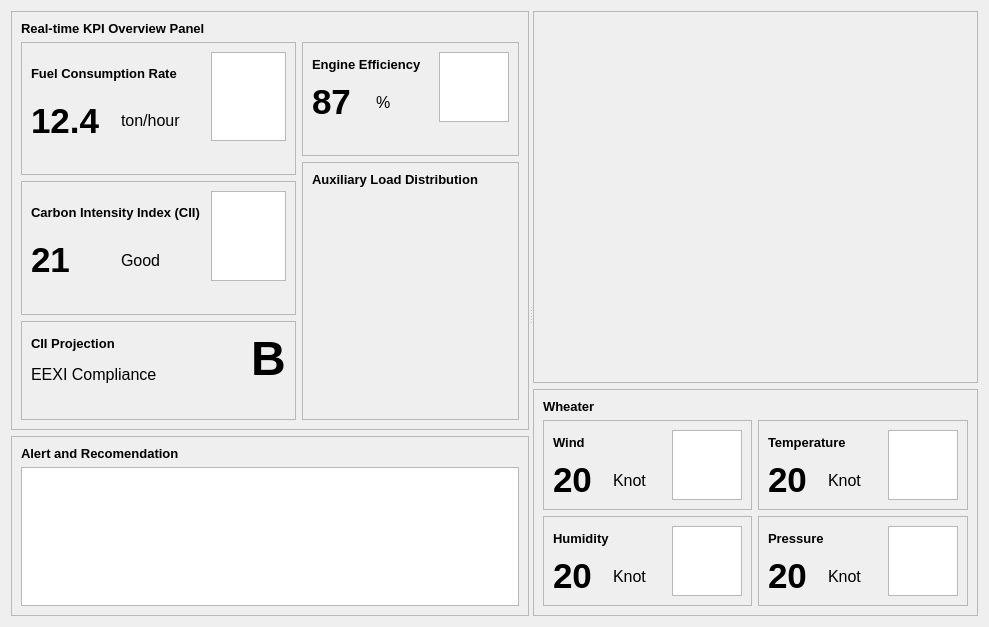
Before: the Qt Designer form src/ui/Pages/DashboardPage.ui in alviansm/S-Core, drawn with Qt 5.
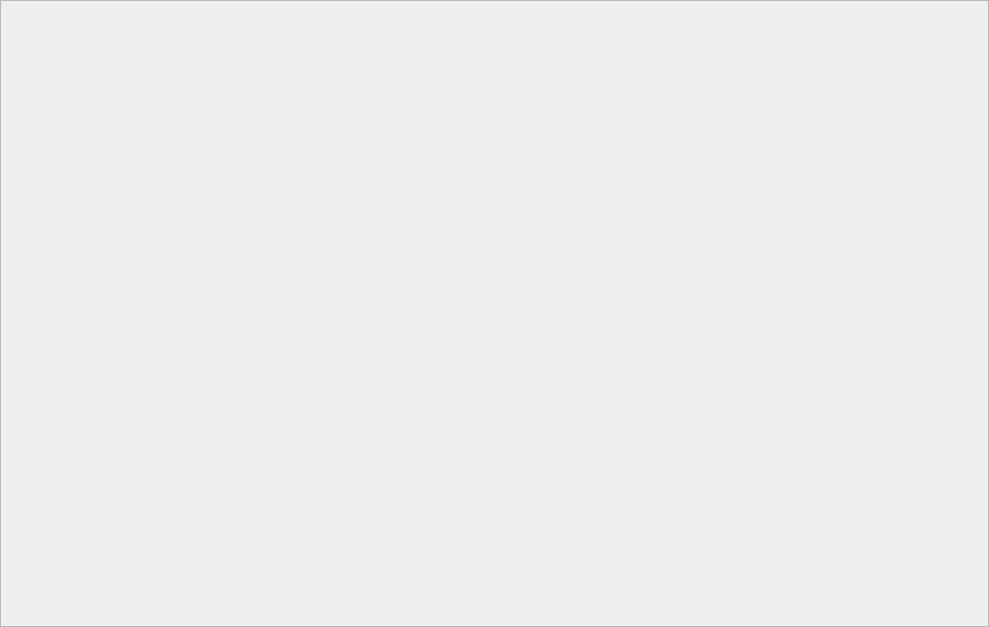
After: the same form once the commit is applied.

Patch:
```diff
--- a/src/ui/Pages/DashboardPage.ui
+++ b/src/ui/Pages/DashboardPage.ui
@@ -13,931 +13,56 @@
   <property name="windowTitle">
    <string>Form</string>
   </property>
-  <layout class="QVBoxLayout" name="verticalLayout_31">
+  <layout class="QVBoxLayout" name="verticalLayout">
+   <property name="spacing">
+    <number>0</number>
+   </property>
+   <property name="leftMargin">
+    <number>0</number>
+   </property>
+   <property name="topMargin">
+    <number>0</number>
+   </property>
+   <property name="rightMargin">
+    <number>0</number>
+   </property>
+   <property name="bottomMargin">
+    <number>0</number>
+   </property>
    <item>
-    <widget class="QSplitter" name="splitter">
-     <property name="orientation">
-      <enum>Qt::Orientation::Horizontal</enum>
+    <widget class="QFrame" name="frameMapWidget">
+     <property name="minimumSize">
+      <size>
+       <width>800</width>
+       <height>600</height>
+      </size>
      </property>
-     <widget class="QWidget" name="layoutWidget">
-      <layout class="QVBoxLayout" name="verticalLayout_29" stretch="7,3">
-       <item>
-        <widget class="QFrame" name="frame_9">
-         <property name="frameShape">
-          <enum>QFrame::Shape::StyledPanel</enum>
-         </property>
-         <property name="frameShadow">
-          <enum>QFrame::Shadow::Raised</enum>
-         </property>
-         <layout class="QVBoxLayout" name="verticalLayout_6">
-          <item>
-           <widget class="QLabel" name="label_18">
-            <property name="font">
-             <font>
-              <pointsize>10</pointsize>
-              <bold>true</bold>
-             </font>
-            </property>
-            <property name="text">
-             <string>Real-time KPI Overview Panel</string>
-            </property>
-           </widget>
-          </item>
-          <item>
-           <layout class="QHBoxLayout" name="horizontalLayout_2">
-            <item>
-             <layout class="QVBoxLayout" name="verticalLayout_2">
-              <item>
-               <widget class="QFrame" name="frame">
-                <property name="frameShape">
-                 <enum>QFrame::Shape::StyledPanel</enum>
-                </property>
-                <property name="frameShadow">
-                 <enum>QFrame::Shadow::Raised</enum>
-                </property>
-                <layout class="QVBoxLayout" name="verticalLayout_11">
-                 <item>
-                  <layout class="QHBoxLayout" name="horizontalLayout_5" stretch="7,3">
-                   <item>
-                    <layout class="QVBoxLayout" name="verticalLayout">
-                     <item>
-                      <widget class="QLabel" name="label">
-                       <property name="font">
-                        <font>
-                         <pointsize>10</pointsize>
-                         <bold>true</bold>
-                        </font>
-                       </property>
-                       <property name="text">
-                        <string>Fuel Consumption Rate</string>
-                       </property>
-                      </widget>
-                     </item>
-                     <item>
-                      <layout class="QHBoxLayout" name="horizontalLayout">
-                       <item>
-                        <widget class="QLabel" name="fuelConsumption">
-                         <property name="font">
-                          <font>
-                           <pointsize>26</pointsize>
-                           <bold>true</bold>
-                          </font>
-                         </property>
-                         <property name="text">
-                          <string>12.4</string>
-                         </property>
-                        </widget>
-                       </item>
-                       <item>
-                        <widget class="QLabel" name="label_3">
-                         <property name="font">
-                          <font>
-                           <pointsize>12</pointsize>
-                          </font>
-                         </property>
-                         <property name="text">
-                          <string>ton/hour</string>
-                         </property>
-                        </widget>
-                       </item>
-                      </layout>
-                     </item>
-                    </layout>
-                   </item>
-                   <item>
-                    <widget class="QGraphicsView" name="graphicsViewFuel"/>
-                   </item>
-                  </layout>
-                 </item>
-                 <item>
-                  <layout class="QVBoxLayout" name="verticalLayout_10">
-                   <item>
-                    <widget class="QSlider" name="horizontalSlider">
-                     <property name="styleSheet">
-                      <string notr="true">
-QSlider:horizontal {
-    height: 18px;
-    background: transparent;
-}
-
-QSlider::groove:horizontal {
-    height: 18px;
-    border-radius: 9px;
-    border: none;
-}
-
-QSlider::sub-page:horizontal {
-    background: qlineargradient(x1:0, y1:0, x2:1, y2:0,
-                               stop:0 #4CAF50, stop:1 #45a049);
-    border-radius: 9px;
-    height: 18px;
-    border: none;
-}
-
-QSlider::add-page:horizontal {
-    border-radius: 9px;
-    height: 18px;
-    border: none;
-}
-
-QSlider::handle:horizontal {
-    width: 0px;
-    height: 0px;
-    background: transparent;
-    border: none;
-    margin: 0px 0px;
-}
-
-QSlider:horizontal[value=&quot;0&quot;]::sub-page {
-    background: transparent;
-    border: none;
-}
-
-QSlider:horizontal[value=&quot;0&quot;]::add-page {
-    border-radius: 9px;
-    border: none;
-}</string>
-                     </property>
-                     <property name="value">
-                      <number>99</number>
-                     </property>
-                     <property name="orientation">
-                      <enum>Qt::Orientation::Horizontal</enum>
-                     </property>
-                    </widget>
-                   </item>
-                  </layout>
-                 </item>
-                </layout>
-               </widget>
-              </item>
-              <item>
-               <widget class="QFrame" name="frame_11">
-                <property name="frameShape">
-                 <enum>QFrame::Shape::StyledPanel</enum>
-                </property>
-                <property name="frameShadow">
-                 <enum>QFrame::Shadow::Raised</enum>
-                </property>
-                <layout class="QVBoxLayout" name="verticalLayout_15">
-                 <item>
-                  <layout class="QVBoxLayout" name="verticalLayout_16">
-                   <item>
-                    <layout class="QHBoxLayout" name="horizontalLayout_10" stretch="7,3">
-                     <item>
-                      <layout class="QVBoxLayout" name="verticalLayout_17">
-                       <item>
-                        <widget class="QLabel" name="label_22">
-                         <property name="font">
-                          <font>
-                           <pointsize>10</pointsize>
-                           <bold>true</bold>
-                          </font>
-                         </property>
-                         <property name="text">
-                          <string>Carbon Intensity Index (CII)</string>
-                         </property>
-                        </widget>
-                       </item>
-                       <item>
-                        <layout class="QHBoxLayout" name="horizontalLayout_11">
-                         <item>
-                          <widget class="QLabel" name="cii">
-                           <property name="font">
-                            <font>
-                             <pointsize>26</pointsize>
-                             <bold>true</bold>
-                            </font>
-                           </property>
-                           <property name="text">
-                            <string>21</string>
-                           </property>
-                          </widget>
-                         </item>
-                         <item>
-                          <widget class="QLabel" name="label_24">
-                           <property name="font">
-                            <font>
-                             <pointsize>12</pointsize>
-                            </font>
-                           </property>
-                           <property name="text">
-                            <string>Good</string>
-                           </property>
-                          </widget>
-                         </item>
-                        </layout>
-                       </item>
-                      </layout>
-                     </item>
-                     <item>
-                      <widget class="QGraphicsView" name="graphicsViewCII"/>
-                     </item>
-                    </layout>
-                   </item>
-                   <item>
-                    <widget class="QSlider" name="horizontalSlider_7">
-                     <property name="styleSheet">
-                      <string notr="true">
-QSlider:horizontal {
-    height: 18px;
-    background: transparent;
-}
-
-QSlider::groove:horizontal {
-    height: 18px;
-    border-radius: 9px;
-    border: none;
-}
-
-QSlider::sub-page:horizontal {
-    background: qlineargradient(x1:0, y1:0, x2:1, y2:0,
-                               stop:0 #4CAF50, stop:1 #45a049);
-    border-radius: 9px;
-    height: 18px;
-    border: none;
-}
-
-QSlider::add-page:horizontal {
-    border-radius: 9px;
-    height: 18px;
-    border: none;
-}
-
-QSlider::handle:horizontal {
-    width: 0px;
-    height: 0px;
-    background: transparent;
-    border: none;
-    margin: 0px 0px;
-}
-
-QSlider:horizontal[value=&quot;0&quot;]::sub-page {
-    background: transparent;
-    border: none;
-}
-
-QSlider:horizontal[value=&quot;0&quot;]::add-page {
-    border-radius: 9px;
-    border: none;
-}</string>
-                     </property>
-                     <property name="value">
-                      <number>99</number>
-                     </property>
-                     <property name="orientation">
-                      <enum>Qt::Orientation::Horizontal</enum>
-                     </property>
-                    </widget>
-                   </item>
-                  </layout>
-                 </item>
-                </layout>
-               </widget>
-              </item>
-              <item>
-               <widget class="QFrame" name="frame_12">
-                <property name="frameShape">
-                 <enum>QFrame::Shape::StyledPanel</enum>
-                </property>
-                <property name="frameShadow">
-                 <enum>QFrame::Shadow::Raised</enum>
-                </property>
-                <layout class="QVBoxLayout" name="verticalLayout_18">
-                 <item>
-                  <layout class="QVBoxLayout" name="verticalLayout_19">
-                   <item>
-                    <layout class="QHBoxLayout" name="horizontalLayout_12" stretch="7,0">
-                     <item>
-                      <layout class="QVBoxLayout" name="verticalLayout_20">
-                       <item>
-                        <widget class="QLabel" name="label_25">
-                         <property name="font">
-                          <font>
-                           <pointsize>10</pointsize>
-                           <bold>true</bold>
-                          </font>
-                         </property>
-                         <property name="text">
-                          <string>CII Projection</string>
-                         </property>
-                        </widget>
-                       </item>
-                       <item>
-                        <layout class="QHBoxLayout" name="horizontalLayout_13">
-                         <item>
-                          <widget class="QLabel" name="label_27">
-                           <property name="font">
-                            <font>
-                             <pointsize>12</pointsize>
-                            </font>
-                           </property>
-                           <property name="text">
-                            <string>EEXI Compliance</string>
-                           </property>
-                          </widget>
-                         </item>
-                        </layout>
-                       </item>
-                      </layout>
-                     </item>
-                     <item>
-                      <widget class="QLabel" name="ciiProjection">
-                       <property name="font">
-                        <font>
-                         <pointsize>36</pointsize>
-                         <bold>true</bold>
-                        </font>
-                       </property>
-                       <property name="text">
-                        <string>B</string>
-                       </property>
-                      </widget>
-                     </item>
-                    </layout>
-                   </item>
-                   <item>
-                    <widget class="QSlider" name="horizontalSlider_8">
-                     <property name="styleSheet">
-                      <string notr="true">
-QSlider:horizontal {
-    height: 18px;
-    background: transparent;
-}
-
-QSlider::groove:horizontal {
-    height: 18px;
-    border-radius: 9px;
-    border: none;
-}
-
-QSlider::sub-page:horizontal {
-    background: qlineargradient(x1:0, y1:0, x2:1, y2:0,
-                               stop:0 #4CAF50, stop:1 #45a049);
-    border-radius: 9px;
-    height: 18px;
-    border: none;
-}
-
-QSlider::add-page:horizontal {
-    border-radius: 9px;
-    height: 18px;
-    border: none;
-}
-
-QSlider::handle:horizontal {
-    width: 0px;
-    height: 0px;
-    background: transparent;
-    border: none;
-    margin: 0px 0px;
-}
-
-QSlider:horizontal[value=&quot;0&quot;]::sub-page {
-    background: transparent;
-    border: none;
-}
-
-QSlider:horizontal[value=&quot;0&quot;]::add-page {
-    border-radius: 9px;
-    border: none;
-}</string>
-                     </property>
-                     <property name="value">
-                      <number>99</number>
-                     </property>
-                     <property name="orientation">
-                      <enum>Qt::Orientation::Horizontal</enum>
-                     </property>
-                    </widget>
-                   </item>
-                  </layout>
-                 </item>
-                </layout>
-               </widget>
-              </item>
-              <item>
-               <spacer name="verticalSpacer">
-                <property name="orientation">
-                 <enum>Qt::Orientation::Vertical</enum>
-                </property>
-                <property name="sizeHint" stdset="0">
-                 <size>
-                  <width>20</width>
-                  <height>40</height>
-                 </size>
-                </property>
-               </spacer>
-              </item>
-             </layout>
-            </item>
-            <item>
-             <layout class="QVBoxLayout" name="verticalLayout_4" stretch="3,7">
-              <item>
-               <widget class="QFrame" name="frame_10">
-                <property name="frameShape">
-                 <enum>QFrame::Shape::StyledPanel</enum>
-                </property>
-                <property name="frameShadow">
-                 <enum>QFrame::Shadow::Raised</enum>
-                </property>
-                <layout class="QVBoxLayout" name="verticalLayout_12">
-                 <item>
-                  <layout class="QVBoxLayout" name="verticalLayout_13">
-                   <item>
-                    <layout class="QHBoxLayout" name="horizontalLayout_7" stretch="7,3">
-                     <item>
-                      <layout class="QVBoxLayout" name="verticalLayout_14">
-                       <item>
-                        <widget class="QLabel" name="label_19">
-                         <property name="font">
-                          <font>
-                           <pointsize>10</pointsize>
-                           <bold>true</bold>
-                          </font>
-                         </property>
-                         <property name="text">
-                          <string>Engine Efficiency</string>
-                         </property>
-                        </widget>
-                       </item>
-                       <item>
-                        <layout class="QHBoxLayout" name="horizontalLayout_9">
-                         <item>
-                          <widget class="QLabel" name="engineEfficiencyPercentage">
-                           <property name="font">
-                            <font>
-                             <pointsize>26</pointsize>
-                             <bold>true</bold>
-                            </font>
-                           </property>
-                           <property name="text">
-                            <string>87</string>
-                           </property>
-                          </widget>
-                         </item>
-                         <item>
-                          <widget class="QLabel" name="label_21">
-                           <property name="font">
-                            <font>
-                             <pointsize>12</pointsize>
-                            </font>
-                           </property>
-                           <property name="text">
-                            <string>%</string>
-                           </property>
-                          </widget>
-                         </item>
-                        </layout>
-                       </item>
-                      </layout>
-                     </item>
-                     <item>
-                      <widget class="QGraphicsView" name="graphicsViewEngine"/>
-                     </item>
-                    </layout>
-                   </item>
-                   <item>
-                    <widget class="QSlider" name="horizontalSlider_6">
-                     <property name="styleSheet">
-                      <string notr="true">
-QSlider:horizontal {
-    height: 18px;
-    background: transparent;
-}
-
-QSlider::groove:horizontal {
-    height: 18px;
-    border-radius: 9px;
-    border: none;
-}
-
-QSlider::sub-page:horizontal {
-    background: qlineargradient(x1:0, y1:0, x2:1, y2:0,
-                               stop:0 #4CAF50, stop:1 #45a049);
-    border-radius: 9px;
-    height: 18px;
-    border: none;
-}
-
-QSlider::add-page:horizontal {
-    border-radius: 9px;
-    height: 18px;
-    border: none;
-}
-
-QSlider::handle:horizontal {
-    width: 0px;
-    height: 0px;
-    background: transparent;
-    border: none;
-    margin: 0px 0px;
-}
-
-QSlider:horizontal[value=&quot;0&quot;]::sub-page {
-    background: transparent;
-    border: none;
-}
-
-QSlider:horizontal[value=&quot;0&quot;]::add-page {
-    border-radius: 9px;
-    border: none;
-}</string>
-                     </property>
-                     <property name="value">
-                      <number>99</number>
-                     </property>
-                     <property name="orientation">
-                      <enum>Qt::Orientation::Horizontal</enum>
-                     </property>
-                    </widget>
-                   </item>
-                  </layout>
-                 </item>
-                </layout>
-               </widget>
-              </item>
-              <item>
-               <widget class="QFrame" name="frame_3">
-                <property name="frameShape">
-                 <enum>QFrame::Shape::StyledPanel</enum>
-                </property>
-                <property name="frameShadow">
-                 <enum>QFrame::Shadow::Raised</enum>
-                </property>
-                <layout class="QVBoxLayout" name="verticalLayout_3" stretch="0,12">
-                 <item>
-                  <widget class="QLabel" name="label_7">
-                   <property name="font">
-                    <font>
-                     <pointsize>10</pointsize>
-                     <bold>true</bold>
-                    </font>
-                   </property>
-                   <property name="text">
-                    <string>Auxiliary Load Distribution</string>
-                   </property>
-                  </widget>
-                 </item>
-                 <item>
-                  <widget class="QWidget" name="widget_2" native="true"/>
-                 </item>
-                </layout>
-               </widget>
-              </item>
-             </layout>
-            </item>
-           </layout>
-          </item>
-         </layout>
-        </widget>
-       </item>
-       <item>
-        <widget class="QFrame" name="frame_6">
-         <property name="frameShape">
-          <enum>QFrame::Shape::StyledPanel</enum>
-         </property>
-         <property name="frameShadow">
-          <enum>QFrame::Shadow::Raised</enum>
-         </property>
-         <layout class="QVBoxLayout" name="verticalLayout_7" stretch="0,10">
-          <item>
-           <widget class="QLabel" name="label_16">
-            <property name="font">
-             <font>
-              <pointsize>10</pointsize>
-              <bold>true</bold>
-             </font>
-            </property>
-            <property name="text">
-             <string>Alert and Recomendation</string>
-            </property>
-           </widget>
-          </item>
-          <item>
-           <widget class="QListWidget" name="listWidget"/>
-          </item>
-         </layout>
-        </widget>
-       </item>
-      </layout>
-     </widget>
-     <widget class="QWidget" name="layoutWidget">
-      <layout class="QVBoxLayout" name="verticalLayout_30" stretch="7,3">
-       <item>
-        <widget class="QFrame" name="frame_13">
-         <property name="frameShape">
-          <enum>QFrame::Shape::StyledPanel</enum>
-         </property>
-         <property name="frameShadow">
-          <enum>QFrame::Shadow::Raised</enum>
-         </property>
-         <layout class="QVBoxLayout" name="verticalLayout_5">
-          <item>
-           <widget class="QWidget" name="widgetMap" native="true"/>
-          </item>
-         </layout>
-        </widget>
-       </item>
-       <item>
-        <widget class="QFrame" name="frame_8">
-         <property name="frameShape">
-          <enum>QFrame::Shape::StyledPanel</enum>
-         </property>
-         <property name="frameShadow">
-          <enum>QFrame::Shadow::Raised</enum>
-         </property>
-         <layout class="QVBoxLayout" name="verticalLayout_9" stretch="0,0">
-          <item>
-           <widget class="QLabel" name="label_17">
-            <property name="font">
-             <font>
-              <pointsize>10</pointsize>
-              <bold>true</bold>
-             </font>
-            </property>
-            <property name="text">
-             <string>Wheater</string>
-            </property>
-           </widget>
-          </item>
-          <item>
-           <layout class="QVBoxLayout" name="verticalLayout_28">
-            <item>
-             <layout class="QHBoxLayout" name="horizontalLayout_18">
-              <item>
-               <widget class="QFrame" name="frame_2">
-                <property name="frameShape">
-                 <enum>QFrame::Shape::StyledPanel</enum>
-                </property>
-                <property name="frameShadow">
-                 <enum>QFrame::Shadow::Raised</enum>
-                </property>
-                <layout class="QVBoxLayout" name="verticalLayout_21">
-                 <item>
-                  <layout class="QHBoxLayout" name="horizontalLayout_6" stretch="7,3">
-                   <item>
-                    <layout class="QVBoxLayout" name="verticalLayout_8">
-                     <item>
-                      <widget class="QLabel" name="label_4">
-                       <property name="font">
-                        <font>
-                         <pointsize>10</pointsize>
-                         <bold>true</bold>
-                        </font>
-                       </property>
-                       <property name="text">
-                        <string>Wind</string>
-                       </property>
-                      </widget>
-                     </item>
-                     <item>
-                      <layout class="QHBoxLayout" name="horizontalLayout_3">
-                       <item>
-                        <widget class="QLabel" name="windSpeed">
-                         <property name="font">
-                          <font>
-                           <pointsize>26</pointsize>
-                           <bold>true</bold>
-                          </font>
-                         </property>
-                         <property name="text">
-                          <string>20</string>
-                         </property>
-                        </widget>
-                       </item>
-                       <item>
-                        <widget class="QLabel" name="label_6">
-                         <property name="font">
-                          <font>
-                           <pointsize>12</pointsize>
-                          </font>
-                         </property>
-                         <property name="text">
-                          <string>Knot</string>
-                         </property>
-                        </widget>
-                       </item>
-                      </layout>
-                     </item>
-                    </layout>
-                   </item>
-                   <item>
-                    <widget class="QGraphicsView" name="graphicsViewWind"/>
-                   </item>
-                  </layout>
-                 </item>
-                </layout>
-               </widget>
-              </item>
-              <item>
-               <widget class="QFrame" name="frame_4">
-                <property name="frameShape">
-                 <enum>QFrame::Shape::StyledPanel</enum>
-                </property>
-                <property name="frameShadow">
-                 <enum>QFrame::Shadow::Raised</enum>
-                </property>
-                <layout class="QVBoxLayout" name="verticalLayout_22">
-                 <item>
-                  <layout class="QHBoxLayout" name="horizontalLayout_8" stretch="7,3">
-                   <item>
-                    <layout class="QVBoxLayout" name="verticalLayout_23">
-                     <item>
-                      <widget class="QLabel" name="label_8">
-                       <property name="font">
-                        <font>
-                         <pointsize>10</pointsize>
-                         <bold>true</bold>
-                        </font>
-                       </property>
-                       <property name="text">
-                        <string>Temperature</string>
-                       </property>
-                      </widget>
-                     </item>
-                     <item>
-                      <layout class="QHBoxLayout" name="horizontalLayout_4">
-                       <item>
-                        <widget class="QLabel" name="temperature">
-                         <property name="font">
-                          <font>
-                           <pointsize>26</pointsize>
-                           <bold>true</bold>
-                          </font>
-                         </property>
-                         <property name="text">
-                          <string>20</string>
-                         </property>
-                        </widget>
-                       </item>
-                       <item>
-                        <widget class="QLabel" name="label_10">
-                         <property name="font">
-                          <font>
-                           <pointsize>12</pointsize>
-                          </font>
-                         </property>
-                         <property name="text">
-                          <string>Knot</string>
-                         </property>
-                        </widget>
-                       </item>
-                      </layout>
-                     </item>
-                    </layout>
-                   </item>
-                   <item>
-                    <widget class="QGraphicsView" name="graphicsViewTemperature"/>
-                   </item>
-                  </layout>
-                 </item>
-                </layout>
-               </widget>
-              </item>
-             </layout>
-            </item>
-            <item>
-             <layout class="QHBoxLayout" name="horizontalLayout_19">
-              <item>
-               <widget class="QFrame" name="frame_7">
-                <property name="frameShape">
-                 <enum>QFrame::Shape::StyledPanel</enum>
-                </property>
-                <property name="frameShadow">
-                 <enum>QFrame::Shadow::Raised</enum>
-                </property>
-                <layout class="QVBoxLayout" name="verticalLayout_26">
-                 <item>
-                  <layout class="QHBoxLayout" name="horizontalLayout_16" stretch="7,3">
-                   <item>
-                    <layout class="QVBoxLayout" name="verticalLayout_27">
-                     <item>
-                      <widget class="QLabel" name="label_14">
-                       <property name="font">
-                        <font>
-                         <pointsize>10</pointsize>
-                         <bold>true</bold>
-                        </font>
-                       </property>
-                       <property name="text">
-                        <string>Humidity</string>
-                       </property>
-                      </widget>
-                     </item>
-                     <item>
-                      <layout class="QHBoxLayout" name="horizontalLayout_17">
-                       <item>
-                        <widget class="QLabel" name="humidity">
-                         <property name="font">
-                          <font>
-                           <pointsize>26</pointsize>
-                           <bold>true</bold>
-                          </font>
-                         </property>
-                         <property name="text">
-                          <string>20</string>
-                         </property>
-                        </widget>
-                       </item>
-                       <item>
-                        <widget class="QLabel" name="label_26">
-                         <property name="font">
-                          <font>
-                           <pointsize>12</pointsize>
-                          </font>
-                         </property>
-                         <property name="text">
-                          <string>Knot</string>
-                         </property>
-                        </widget>
-                       </item>
-                      </layout>
-                     </item>
-                    </layout>
-                   </item>
-                   <item>
-                    <widget class="QGraphicsView" name="graphicsViewHumidity"/>
-                   </item>
-                  </layout>
-                 </item>
-                </layout>
-               </widget>
-              </item>
-              <item>
-               <widget class="QFrame" name="frame_5">
-                <property name="frameShape">
-                 <enum>QFrame::Shape::StyledPanel</enum>
-                </property>
-                <property name="frameShadow">
-                 <enum>QFrame::Shadow::Raised</enum>
-                </property>
-                <layout class="QVBoxLayout" name="verticalLayout_24">
-                 <item>
-                  <layout class="QHBoxLayout" name="horizontalLayout_14" stretch="7,3">
-                   <item>
-                    <layout class="QVBoxLayout" name="verticalLayout_25">
-                     <item>
-                      <widget class="QLabel" name="label_11">
-                       <property name="font">
-                        <font>
-                         <pointsize>10</pointsize>
-                         <bold>true</bold>
-                        </font>
-                       </property>
-                       <property name="text">
-                        <string>Pressure</string>
-                       </property>
-                      </widget>
-                     </item>
-                     <item>
-                      <layout class="QHBoxLayout" name="horizontalLayout_15">
-                       <item>
-                        <widget class="QLabel" name="pressure">
-                         <property name="font">
-                          <font>
-                           <pointsize>26</pointsize>
-                           <bold>true</bold>
-                          </font>
-                         </property>
-                         <property name="text">
-                          <string>20</string>
-                         </property>
-                        </widget>
-                       </item>
-                       <item>
-                        <widget class="QLabel" name="label_13">
-                         <property name="font">
-                          <font>
-                           <pointsize>12</pointsize>
-                          </font>
-                         </property>
-                         <property name="text">
-                          <string>Knot</string>
-                         </property>
-                        </widget>
-                       </item>
-                      </layout>
-                     </item>
-                    </layout>
-                   </item>
-                   <item>
-                    <widget class="QGraphicsView" name="graphicsViewPressure"/>
-                   </item>
-                  </layout>
-                 </item>
-                </layout>
-               </widget>
-              </item>
-             </layout>
-            </item>
-           </layout>
-          </item>
-         </layout>
-        </widget>
-       </item>
-      </layout>
-     </widget>
+     <property name="frameShape">
+      <enum>QFrame::Shape::StyledPanel</enum>
+     </property>
+     <property name="frameShadow">
+      <enum>QFrame::Shadow::Raised</enum>
+     </property>
+     <layout class="QVBoxLayout" name="verticalLayout_5">
+      <property name="spacing">
+       <number>0</number>
+      </property>
+      <property name="leftMargin">
+       <number>0</number>
+      </property>
+      <property name="topMargin">
+       <number>0</number>
+      </property>
+      <property name="rightMargin">
+       <number>0</number>
+      </property>
+      <property name="bottomMargin">
+       <number>0</number>
+      </property>
+      <item>
+       <widget class="QWidget" name="widgetMap" native="true"/>
+      </item>
+     </layout>
     </widget>
    </item>
   </layout>
```
